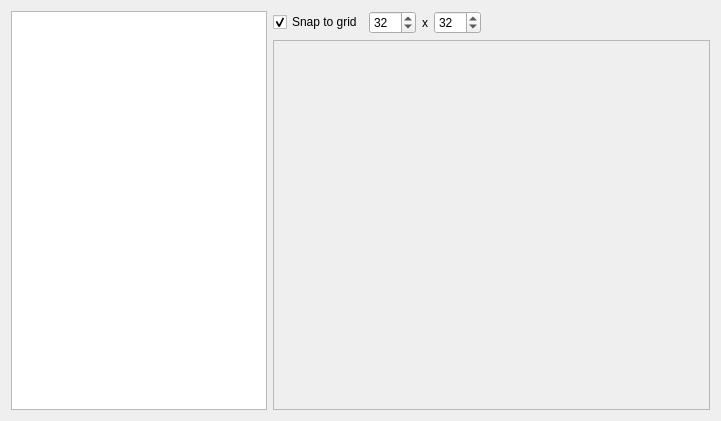
The window that tools/splash/ImagePaletDialog/ImagePaletDialog.ui (wasedaigo/samancing-roga) describes before a commit, drawn with Qt 5.
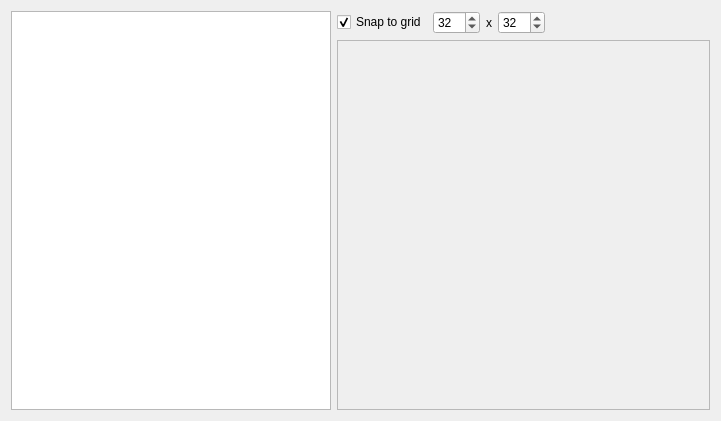
The same window after the commit.

```diff
--- a/tools/splash/ImagePaletDialog/ImagePaletDialog.ui
+++ b/tools/splash/ImagePaletDialog/ImagePaletDialog.ui
@@ -15,8 +15,8 @@
   </property>
   <property name="minimumSize">
    <size>
-    <width>320</width>
-    <height>280</height>
+    <width>480</width>
+    <height>320</height>
    </size>
   </property>
   <property name="windowTitle">
@@ -34,6 +34,12 @@
        <verstretch>0</verstretch>
       </sizepolicy>
      </property>
+     <property name="minimumSize">
+      <size>
+       <width>320</width>
+       <height>0</height>
+      </size>
+     </property>
     </widget>
    </item>
    <item>
@@ -186,7 +192,7 @@
            <rect>
             <x>0</x>
             <y>0</y>
-            <width>435</width>
+            <width>371</width>
             <height>361</height>
            </rect>
           </property>
```
